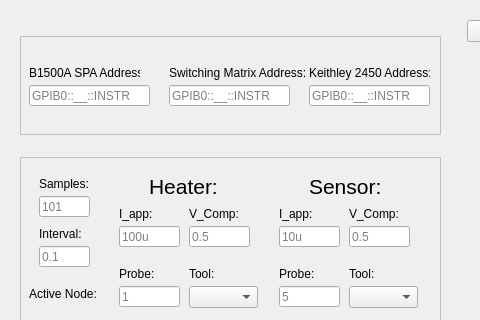
Before: the Qt Designer form DC_Sampling_GUI_8Probe_backend.ui in Alexyazdani/GUI_Testing, drawn with Qt 5; both pictures show x 0 to 480 and y 0 to 320 of the 1114 by 525 pixel window.
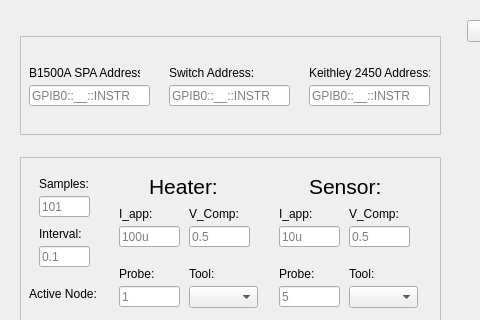
After: the same form once the commit is applied.

Patch:
```diff
--- a/DC_Sampling_GUI_8Probe_backend.ui
+++ b/DC_Sampling_GUI_8Probe_backend.ui
@@ -75,12 +75,12 @@
              <rect>
               <x>140</x>
               <y>20</y>
-              <width>141</width>
+              <width>111</width>
               <height>16</height>
              </rect>
             </property>
             <property name="text">
-             <string>Switching Matrix Address:</string>
+             <string>Switch Address:</string>
             </property>
            </widget>
            <widget class="QLineEdit" name="Switching_Matrix_Address">
```
